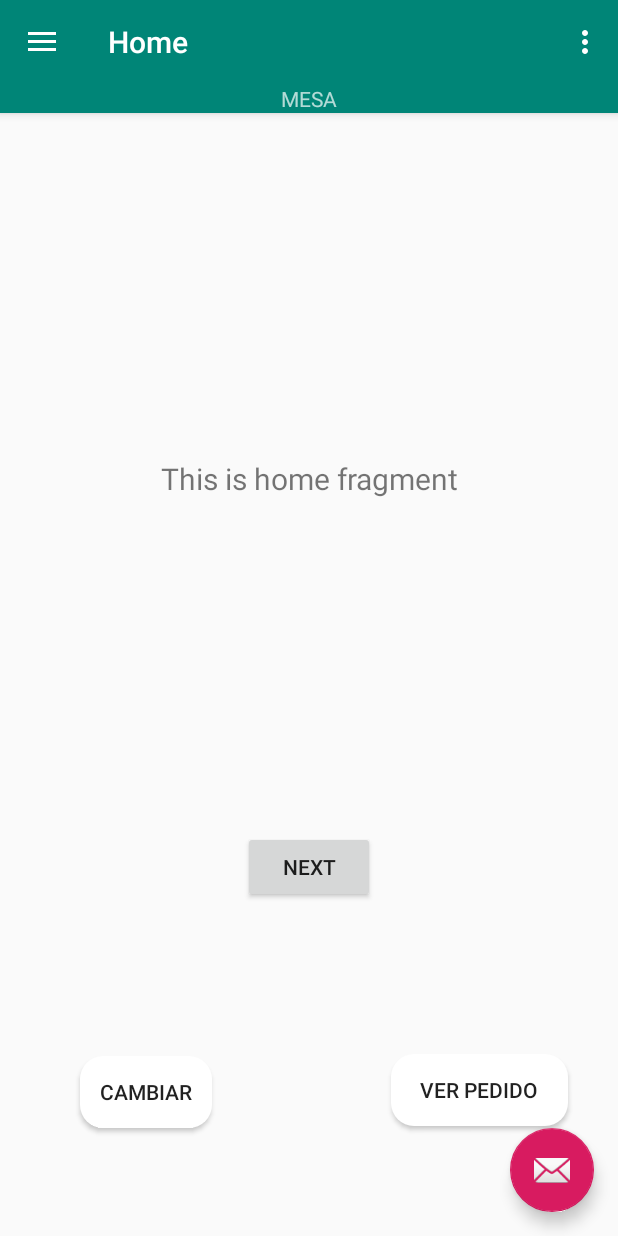
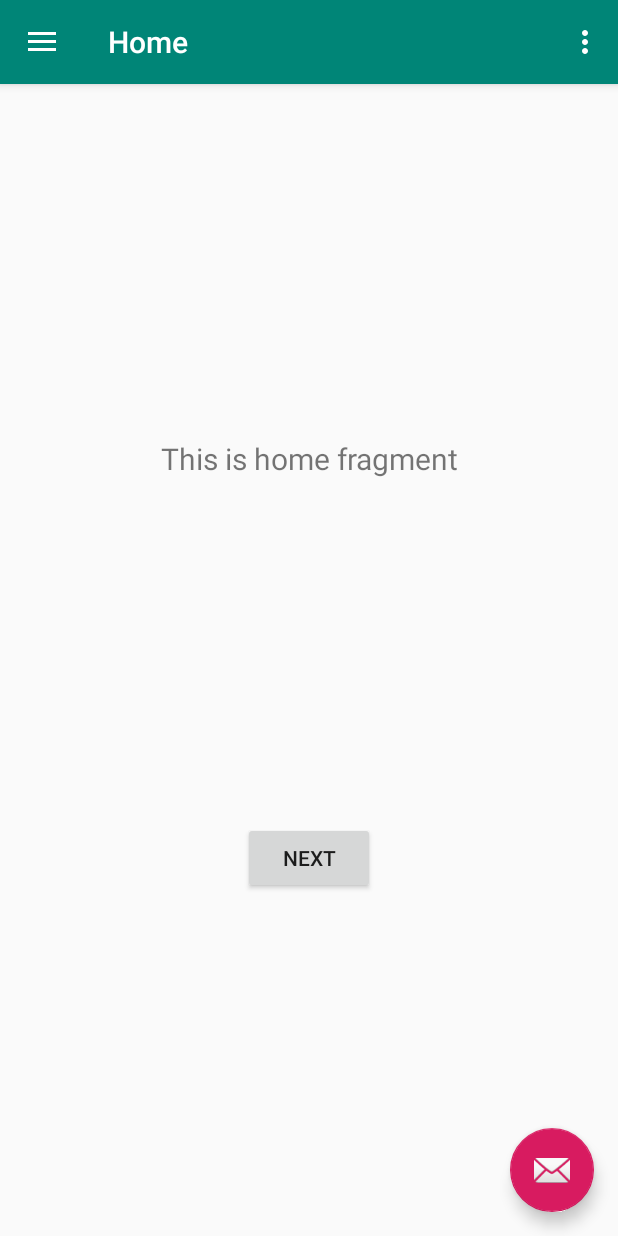
Before and after one commit to RIGBY030898/restaurant-app, an Android app: the MenuActivity screen opened directly, with no data from a screen before it, on a phone screen of 412 x 824 dp. Run offline under Robolectric (Android 15) with nearby library versions, the phone set to English and light mode, and no system bars; our stand-ins replace navigation-ui.

Commit message:
Revert "cambiar y ver perdido"
This reverts commit 6b81de3453987f8b28e89ee717d3c79b96db7391.

```diff
--- a/Movil/app/src/main/res/layout/app_bar_menu.xml
+++ b/Movil/app/src/main/res/layout/app_bar_menu.xml
@@ -19,13 +19,6 @@
                 android:background="?attr/colorPrimary"
                 app:popupTheme="@style/AppTheme.PopupOverlay"/>
 
-        <TextView
-            android:id="@+id/textView2"
-            android:layout_width="match_parent"
-            android:layout_height="wrap_content"
-            android:text="MESA"
-            android:textAlignment="center" />
-
     </com.google.android.material.appbar.AppBarLayout>
 
     <include layout="@layout/content_menu"/>
--- a/Movil/app/src/main/res/layout/fragment_home.xml
+++ b/Movil/app/src/main/res/layout/fragment_home.xml
@@ -30,30 +30,4 @@
             app:layout_constraintStart_toStartOf="parent"
             app:layout_constraintEnd_toEndOf="parent"
             app:layout_constraintBottom_toBottomOf="parent"/>
-
-    <Button
-        android:id="@+id/button"
-        android:layout_width="wrap_content"
-        android:layout_height="wrap_content"
-        android:background="@drawable/boton_redondeado"
-        android:text="cambiar"
-        app:layout_constraintBottom_toBottomOf="parent"
-        app:layout_constraintEnd_toEndOf="parent"
-        app:layout_constraintHorizontal_bias="0.164"
-        app:layout_constraintStart_toStartOf="parent"
-        app:layout_constraintTop_toTopOf="parent"
-        app:layout_constraintVertical_bias="0.897" />
-
-    <Button
-        android:id="@+id/button2"
-        android:layout_width="118dp"
-        android:layout_height="48dp"
-        android:background="@drawable/boton_redondeado"
-        android:text="ver pedido"
-        app:layout_constraintBottom_toBottomOf="parent"
-        app:layout_constraintEnd_toEndOf="parent"
-        app:layout_constraintHorizontal_bias="0.887"
-        app:layout_constraintStart_toStartOf="parent"
-        app:layout_constraintTop_toTopOf="parent"
-        app:layout_constraintVertical_bias="0.895" />
 </androidx.constraintlayout.widget.ConstraintLayout>
```
